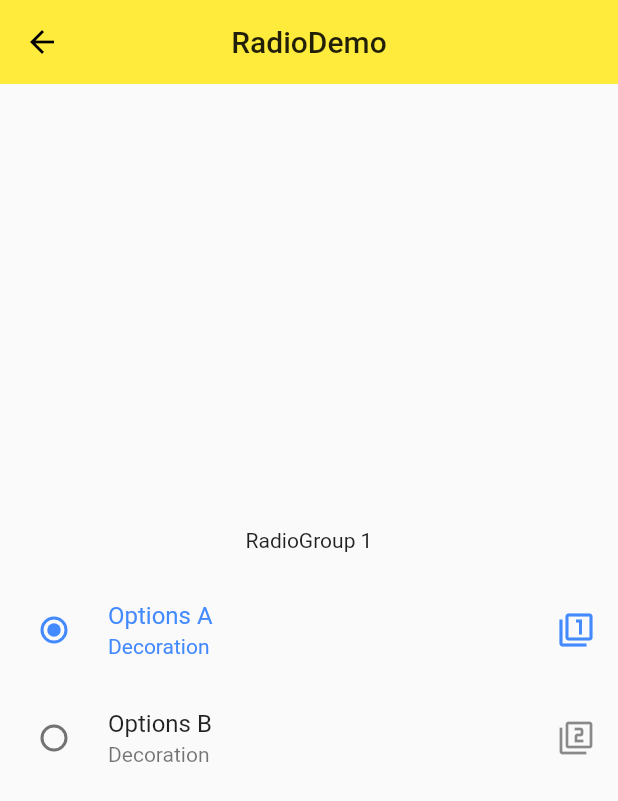
After one commit to styjs/flutter_demo1, a Flutter app: the screen it shows after launch, after a tap on "Radio", on a phone screen of 412 x 824 dp. The commit adds this screen. Shown: the top 801 px of the screen. Run offline on Flutter 3.47's test engine with Material 2 defaults, Android fonts, the phone set to English and light mode, and no system bars.

Commit message:
checkbox radio slider switch datetime

```diff
--- a/lib/demo/form_demo.dart
+++ b/lib/demo/form_demo.dart
@@ -4,6 +4,11 @@ class FormDemo extends StatelessWidget {
   @override
   Widget build(BuildContext context) {
     return Scaffold(
+      appBar: AppBar(
+        title: Text('FormDemo'),
+        elevation: 0.0,
+        centerTitle: true,
+      ),
       body: Theme(
         data: Theme.of(context).copyWith(
           primaryColor: Colors.black
--- a/lib/demo/material_components.dart
+++ b/lib/demo/material_components.dart
@@ -1,4 +1,10 @@
 import 'package:flutter/material.dart';
+import './form_demo.dart';
+import './checkbox_demo.dart';
+import './radio_demo.dart';
+import './switch_demo.dart';
+import './slider_demo.dart';
+import './datetime_demo.dart';
 
 class MetarialComponentsDemo extends StatelessWidget {
   @override
@@ -10,6 +16,12 @@ class MetarialComponentsDemo extends StatelessWidget {
       ),
       body: ListView(
         children: <Widget>[
+          ListItem(title: 'DateTime', page: DateTimeDemo()),
+          ListItem(title: 'Slider', page: SliderDemo()),
+          ListItem(title: 'Switch', page: SwitchDemo()),
+          ListItem(title: 'Radio', page: RadioDemo()),
+          ListItem(title: 'CheckBox', page: CheckBoxDemo()),
+          ListItem(title: 'Form', page: FormDemo()),
           ListItem(title: 'ButtonDemo', page: ButtonDemo()),
           ListItem(title: 'FloatingActionButton', page: FloatingActionButtonDemo())
         ]
--- /dev/null
+++ b/lib/demo/radio_demo.dart
@@ -0,0 +1,71 @@
+import 'package:flutter/material.dart';
+
+class RadioDemo extends StatefulWidget {
+  @override
+  _RadioDemoState createState() => _RadioDemoState();
+}
+
+class _RadioDemoState extends State<RadioDemo> {
+  int _groupValue = 0;
+
+  void _handleChangeRadioValue (value) {
+    setState(() {
+      _groupValue = value;
+    });
+  }
+
+  @override
+  Widget build(BuildContext context) {
+    return Scaffold(
+      appBar: AppBar(
+        title: Text('RadioDemo'),
+        elevation: 0.0,
+        centerTitle: true,
+      ),
+      body: Column(
+        mainAxisAlignment: MainAxisAlignment.center,
+        children: <Widget>[
+          Text('RadioGroup ${_groupValue + 1}'),
+          SizedBox(height: 16.0),
+          RadioListTile(
+            value: 0,
+            groupValue: _groupValue,
+            onChanged: _handleChangeRadioValue,
+            activeColor: Colors.blueAccent,
+            title: Text('Options A'),
+            subtitle: Text('Decoration'),
+            secondary: Icon(Icons.filter_1),
+            selected: _groupValue == 0,
+          ),
+          RadioListTile(
+            value: 1,
+            groupValue: _groupValue,
+            onChanged: _handleChangeRadioValue,
+            activeColor: Colors.blueAccent,
+            title: Text('Options B'),
+            subtitle: Text('Decoration'),
+            secondary: Icon(Icons.filter_2),
+            selected: _groupValue == 1,
+          )
+          // Row(
+          //   mainAxisAlignment: MainAxisAlignment.center,
+          //   children: <Widget>[
+          //     Radio(
+          //       value: 0,
+          //       groupValue: _groupValue,
+          //       onChanged: _handleChangeRadioValue,
+          //       activeColor: Colors.black87
+          //     ),
+          //     Radio(
+          //       value: 1,
+          //       groupValue: _groupValue,
+          //       onChanged: _handleChangeRadioValue,
+          //       activeColor: Colors.black87
+          //     ),
+          //   ],
+          // )
+        ],
+      ),
+    );
+  }
+}
--- a/pubspec.yaml
+++ b/pubspec.yaml
@@ -23,6 +23,7 @@ environment:
 dependencies:
   flutter:
     sdk: flutter
+  intl: '^0.16.1'
 
 
   # The following adds the Cupertino Icons font to your application.
```
Also changed, not shown: lib/demo/checkbox_demo.dart (added, +61 -0 lines), lib/demo/datetime_demo.dart (added, +88 -0 lines), lib/demo/slider_demo.dart (added, +41 -0 lines), lib/demo/switch_demo.dart (added, +52 -0 lines), pubspec.lock.
